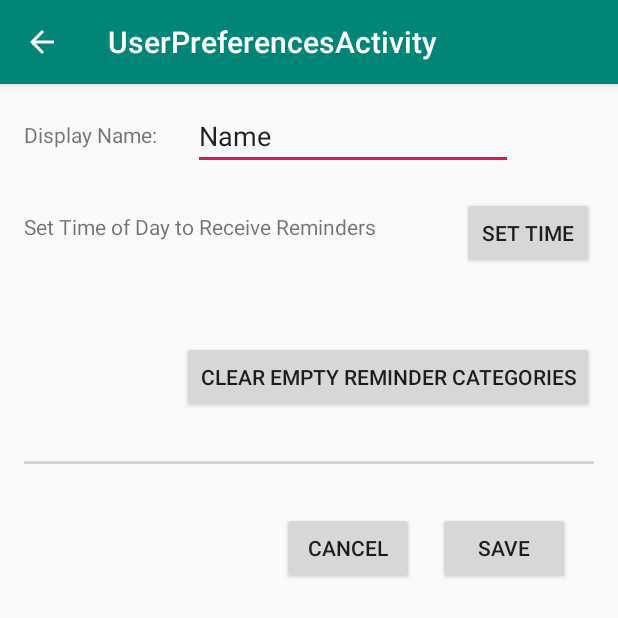
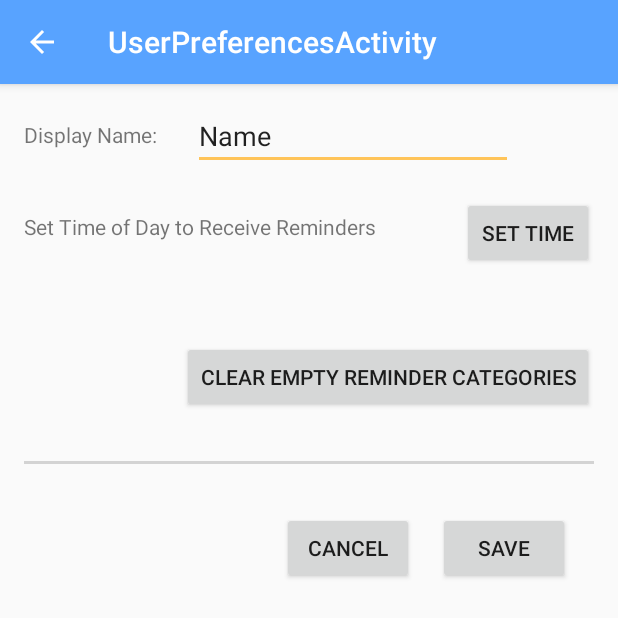
Before and after one commit to pfuscoe/RemindMeLater, an Android app: the UserPreferencesActivity screen opened directly, with no data from a screen before it, on a phone screen of 412 x 824 dp, the top half of it. Run offline under Robolectric (Android 15) with nearby library versions, the phone set to English and light mode, and no system bars; our stand-ins replace Firebase (no records; nobody signed in at launch, a user with empty details on screens opened directly); 5 statements that could not run were skipped.

Commit message:
Changed color scheme and set new launcher icon

```diff
--- a/app/src/main/AndroidManifest.xml
+++ b/app/src/main/AndroidManifest.xml
@@ -5,9 +5,9 @@
 
     <application
         android:allowBackup="true"
-        android:icon="@mipmap/ic_launcher"
+        android:icon="@mipmap/ic_launcher_01"
         android:label="@string/app_name"
-        android:roundIcon="@mipmap/ic_launcher_round"
+        android:roundIcon="@mipmap/ic_launcher_01_round"
         android:supportsRtl="true"
         android:theme="@style/AppTheme">
         <activity
--- /dev/null
+++ b/app/src/main/res/mipmap-anydpi-v26/ic_launcher_01.xml
@@ -0,0 +1,5 @@
+<?xml version="1.0" encoding="utf-8"?>
+<adaptive-icon xmlns:android="http://schemas.android.com/apk/res/android">
+    <background android:drawable="@color/ic_launcher_01_background"/>
+    <foreground android:drawable="@drawable/ic_launcher_01_foreground"/>
+</adaptive-icon>
--- /dev/null
+++ b/app/src/main/res/mipmap-anydpi-v26/ic_launcher_01_round.xml
@@ -0,0 +1,5 @@
+<?xml version="1.0" encoding="utf-8"?>
+<adaptive-icon xmlns:android="http://schemas.android.com/apk/res/android">
+    <background android:drawable="@color/ic_launcher_01_background"/>
+    <foreground android:drawable="@drawable/ic_launcher_01_foreground"/>
+</adaptive-icon>
--- a/app/src/main/res/values/colors.xml
+++ b/app/src/main/res/values/colors.xml
@@ -1,8 +1,8 @@
 <?xml version="1.0" encoding="utf-8"?>
 <resources>
-    <color name="colorPrimary">#008577</color>
-    <color name="colorPrimaryDark">#00574B</color>
-    <color name="colorAccent">#D81B60</color>
+    <color name="colorPrimary">#58A3FF</color>
+    <color name="colorPrimaryDark">#2D69B3</color>
+    <color name="colorAccent">#FFc459</color>
 
     <color name="black">#000000</color>
     <color name="blue">#0000FF</color>
--- /dev/null
+++ b/app/src/main/res/values/ic_launcher_01_background.xml
@@ -0,0 +1,4 @@
+<?xml version="1.0" encoding="utf-8"?>
+<resources>
+    <color name="ic_launcher_01_background">#58A3FF</color>
+</resources>
```
Also changed, not shown: app/src/main/res/drawable/ic_launcher_01_foreground.xml (added, +11 -0 lines), app/src/main/ic_launcher_01-web.png (added), app/src/main/res/mipmap-hdpi/ic_launcher_01.png (added), app/src/main/res/mipmap-hdpi/ic_launcher_01_round.png (added), app/src/main/res/mipmap-mdpi/ic_launcher_01.png (added), app/src/main/res/mipmap-mdpi/ic_launcher_01_round.png (added), app/src/main/res/mipmap-xhdpi/ic_launcher_01.png (added), app/src/main/res/mipmap-xhdpi/ic_launcher_01_round.png (added), app/src/main/res/mipmap-xxhdpi/ic_launcher_01.png (added), app/src/main/res/mipmap-xxhdpi/ic_launcher_01_round.png (added), app/src/main/res/mipmap-xxxhdpi/ic_launcher_01.png (added), app/src/main/res/mipmap-xxxhdpi/ic_launcher_01_round.png (added).
